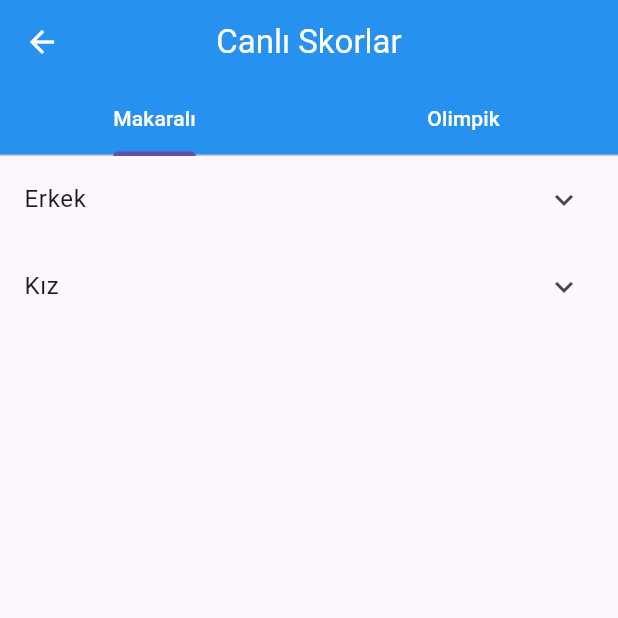
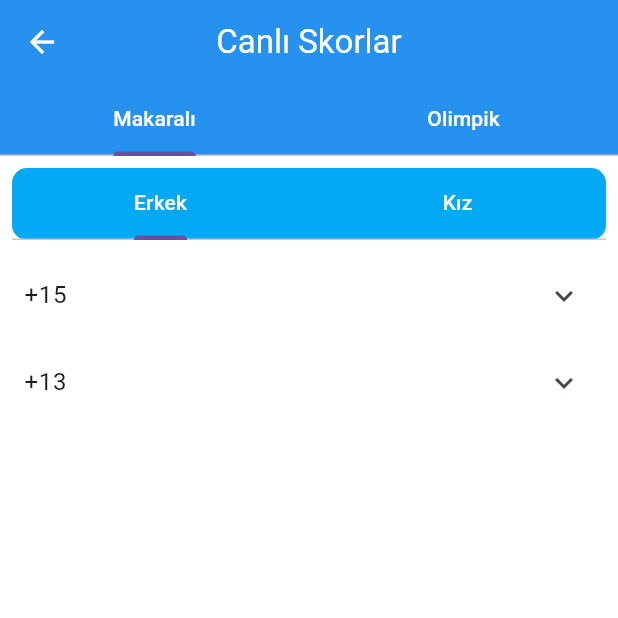
Before and after one commit to kayamustafa33/Capstone, a Flutter app: the LiveScoresScreen screen opened directly, on a phone screen of 412 x 824 dp, the top half of it. Run offline on Flutter 3.47's test engine with Material 3 defaults, Android fonts, the phone set to English and light mode, and no system bars; our stand-ins replace fluttertoast.

Commit message:
Scores Screen | Scores screen created and integrated to the bottom navigation bar.

```diff
--- a/lib/main.dart
+++ b/lib/main.dart
@@ -1,3 +1,4 @@
+import 'package:capstone/src/views/ScoresScreen/ScoresScreen.dart';
 import 'package:capstone/src/views/homeScreen/HomeScreen.dart';
 import 'package:capstone/src/views/profileScreen/ProfileScreen.dart';
 import 'package:capstone/src/views/splashScreen/SplashScreen.dart';
@@ -24,6 +25,8 @@ class MainApp extends StatelessWidget {
             return MaterialPageRoute(builder: (context) => HomeScreen());
           } else if (settings.name == ProfileScreen.routeName) {
             return MaterialPageRoute(builder: (context) => ProfileScreen());
+          }else if (settings.name == ScoresScreen.routeName){
+            return MaterialPageRoute(builder: (context) => ScoresScreen());
           }
           return null;
         },
@@ -43,6 +46,7 @@ class _MainScreenState extends State<MainScreen> {
 
   final List<Widget> _children = [
     const HomeScreen(),
+    const ScoresScreen(),
     const ProfileScreen(),
   ];
 
--- /dev/null
+++ b/lib/src/views/ScoresScreen/ScoresScreen.dart
@@ -0,0 +1,22 @@
+import 'package:flutter/material.dart';
+
+
+class ScoresScreen extends StatefulWidget {
+  const ScoresScreen({super.key});
+
+  static const String routeName = "/scoresScreen";
+
+  @override
+  State<ScoresScreen> createState() => _ScoresScreenState();
+}
+
+class _ScoresScreenState extends State<ScoresScreen> {
+
+  @override
+  Widget build (BuildContext context) {
+    return Container(
+
+    );
+  }
+
+}
--- a/lib/src/views/watchLiveScreen/widgets/LiveScoresScreen.dart
+++ b/lib/src/views/watchLiveScreen/widgets/LiveScoresScreen.dart
@@ -1,10 +1,16 @@
 import 'package:flutter/material.dart';
 import '../../homeScreen/widgets/BuildAgeGroup.dart';
 
-class LiveScoresScreen extends StatelessWidget {
+class LiveScoresScreen extends StatefulWidget {
   const LiveScoresScreen({super.key});
+
   static const String routeName = "/liveScoresScreen";
 
+  @override
+  State<LiveScoresScreen> createState() => _LiveScoreScreenState();
+}
+
+class _LiveScoreScreenState extends State<LiveScoresScreen> {
   @override
   Widget build(BuildContext context) {
     return DefaultTabController(
@@ -33,23 +39,65 @@ class LiveScoresScreen extends StatelessWidget {
             ],
           ),
         ),
-        body: TabBarView(
+        body: _buildTabViewGender(),
+      ),
+    );
+  }
+
+  Widget _buildTabViewGender() {
+    return Column(
       children: [
-            SingleChildScrollView(
-              child: Column(
-                crossAxisAlignment: CrossAxisAlignment.stretch,
+        Expanded(
+          child: TabBarView(
             children: [
-                  _buildGenderGroups("Erkek"),
-                  _buildGenderGroups("Kız"),
+              _buildGenderGroups("Makaralı"),
+              _buildGenderGroups("Olimpik"),
             ],
           ),
         ),
-            SingleChildScrollView(
+      ],
+    );
+  }
+
+  Widget _buildGenderGroups(String category) {
+    return DefaultTabController(
+      length: 2,
+      child: Container(
+        decoration: const BoxDecoration(
+          color: Colors.white,
+        ),
         child: Column(
-                crossAxisAlignment: CrossAxisAlignment.stretch,
           children: [
-                  _buildGenderGroups("Erkek"),
-                  _buildGenderGroups("Kız"),
+            Padding(
+              padding: const EdgeInsets.all(8.0),
+              child: Container(
+                decoration: const BoxDecoration(
+                  color: Colors.lightBlue,
+                  borderRadius: BorderRadius.all(Radius.circular(10.0)),
+                ),
+                child: const TabBar(
+                  tabs: [
+                    Tab(
+                      child: Text(
+                        'Erkek',
+                        style: TextStyle(color: Colors.white),
+                      ),
+                    ),
+                    Tab(
+                      child: Text(
+                        'Kız',
+                        style: TextStyle(color: Colors.white),
+                      ),
+                    ),
+                  ],
+                ),
+              ),
+            ),
+            Expanded(
+              child: TabBarView(
+                children: [
+                  _buildAgeGroups(category, "Erkek"),
+                  _buildAgeGroups(category, "Kız"),
                 ],
               ),
             ),
@@ -59,9 +107,9 @@ class LiveScoresScreen extends StatelessWidget {
     );
   }
 
-  Widget _buildGenderGroups(String gender) {
-    return ExpansionTile(
-      title: Text(gender),
+  Widget _buildAgeGroups(String category, String gender) {
+    return SingleChildScrollView(
+      child: Column(
         children: [
           buildAgeGroup(gender, "+15", [
             ['Player 1', '100'],
@@ -74,6 +122,7 @@ class LiveScoresScreen extends StatelessWidget {
             ['Player 6', '65']
           ]),
         ],
+      ),
     );
   }
 }
--- a/lib/src/views/widgets/bottomNavBar.dart
+++ b/lib/src/views/widgets/bottomNavBar.dart
@@ -19,11 +19,15 @@ Widget customBottomNavBar(Function onTabTapped, int currentIndex) {
       items: const [
         BottomNavigationBarItem(
           icon: Icon(Icons.home),
-          label: 'Home',
+          label: 'Ana Sayfa',
+        ),
+        BottomNavigationBarItem(
+          icon: Icon(Icons.score),
+          label: 'Skorlar',
         ),
         BottomNavigationBarItem(
           icon: Icon(Icons.person),
-          label: 'Profile',
+          label: 'Profil',
         ),
       ],
     ),
```
Lines whose indentation alone changed are shown as unchanged.
